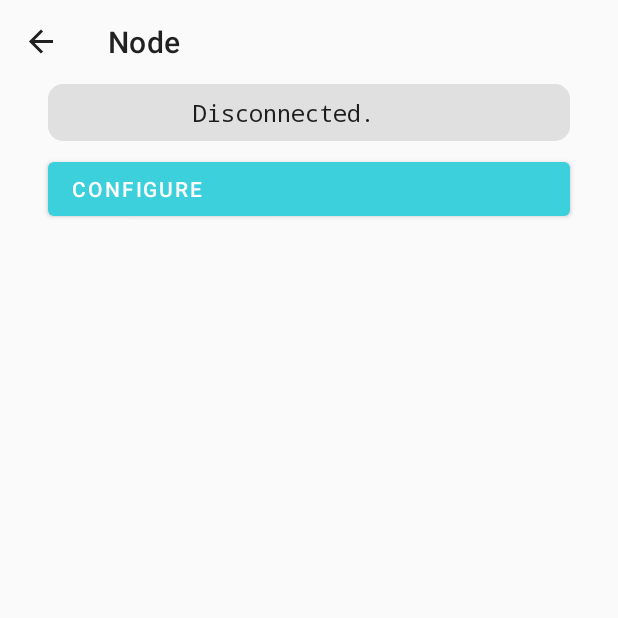
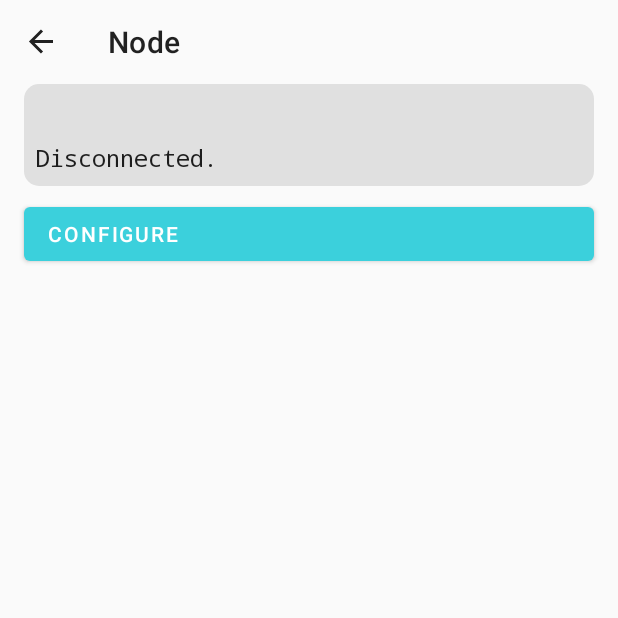
Before and after one commit to aeonguild/aeonwallet, an Android app: the NodeFragment screen opened through its navigation route, on a phone screen of 412 x 824 dp, the top half of it. Run offline under Robolectric (Android 15) with nearby library versions, the phone set to English and light mode, and no system bars; our stand-ins replace navigation-ui; 1 statement that could not run was skipped.

Commit message:
Various layout adjustments

```diff
--- a/app/src/main/java/com/aeon/app/ButtonActions.java
+++ b/app/src/main/java/com/aeon/app/ButtonActions.java
@@ -77,7 +77,7 @@ public class ButtonActions extends AppCompatActivity {
                         thread.start();
                         goToNewWalletFragment(v);
                         WalletContent.clearItems();
-                        WalletContent.addItem(new WalletContent.Item("", getResources().getString(R.string.text_loading_wallet)));
+                        WalletContent.addItem(new WalletContent.Item(getResources().getString(R.string.text_loading_wallet),"" ));
                         BackgroundThread.queueWallet(getFilesDir().getAbsolutePath() + "/wallet" + System.currentTimeMillis());
                         View walletFragmentLayout = findViewById(R.id.layout_wallet);
                         WalletFragment.openWalletView(walletFragmentLayout);
@@ -130,7 +130,7 @@ public class ButtonActions extends AppCompatActivity {
                             thread = new BackgroundThread();
                             thread.start();
                             WalletContent.clearItems();
-                            WalletContent.addItem(new WalletContent.Item("", getResources().getString(R.string.text_loading_wallet)));
+                            WalletContent.addItem(new WalletContent.Item(getResources().getString(R.string.text_loading_wallet),"" ));
                             BackgroundThread.queueWallet(getFilesDir().getAbsolutePath() + "/wallet" + System.currentTimeMillis(), seed, restoreHeight);
                             View walletFragmentLayout = (ConstraintLayout) findViewById(R.id.layout_wallet);
                             WalletFragment.openWalletView(walletFragmentLayout);
@@ -191,7 +191,7 @@ public class ButtonActions extends AppCompatActivity {
                             thread = new BackgroundThread();
                             thread.start();
                             WalletContent.clearItems();
-                            WalletContent.addItem(new WalletContent.Item("", getResources().getString(R.string.text_loading_wallet)));
+                            WalletContent.addItem(new WalletContent.Item(getResources().getString(R.string.text_loading_wallet),"" ));
                             BackgroundThread.queueWallet(getFilesDir().getAbsolutePath() + "/wallet" + System.currentTimeMillis(), account,view,spend, restoreHeight);
                             View walletFragmentLayout = (ConstraintLayout) findViewById(R.id.layout_wallet);
                             WalletFragment.openWalletView(walletFragmentLayout);
--- a/app/src/main/java/com/aeon/app/ui/recent/RecentAdapter.java
+++ b/app/src/main/java/com/aeon/app/ui/recent/RecentAdapter.java
@@ -45,6 +45,7 @@ public class RecentAdapter extends RecyclerView.Adapter<RecentAdapter.ViewHolder
     @Override
     public void onBindViewHolder(final ViewHolder holder, int position) {
         holder.mItem = mValues.get(position);
+        holder.mDateView.setText(String.valueOf(new java.util.Date((long)holder.mItem.timestamp*1000)));
         holder.mDirectionView.setText(String.valueOf(holder.mItem.direction));
         holder.mIdView.setText(String.valueOf(holder.mItem.height));
         holder.mContentView.setText(String.valueOf(holder.mItem.amount.toPlainString()));
@@ -60,11 +61,13 @@ public class RecentAdapter extends RecyclerView.Adapter<RecentAdapter.ViewHolder
         public final TextView mIdView;
         public final TextView mContentView;
         public final TextView mDirectionView;
+        public final TextView mDateView;
         public TransactionInfo mItem;
 
         public ViewHolder(View view) {
             super(view);
             mView = view;
+            mDateView = (TextView) view.findViewById(R.id.date);
             mIdView = (TextView) view.findViewById(R.id.item_number);
             mContentView = (TextView) view.findViewById(R.id.name);
             mDirectionView = (TextView) view.findViewById(R.id.direction);
--- a/app/src/main/res/layout/fragment_node.xml
+++ b/app/src/main/res/layout/fragment_node.xml
@@ -14,8 +14,8 @@
             layout="@layout/layout_node_list"
             android:layout_width="match_parent"
             android:layout_height="0dp"
-            android:layout_marginStart="32dp"
-            android:layout_marginEnd="32dp"
+            android:layout_marginStart="16dp"
+            android:layout_marginEnd="16dp"
             android:visibility="visible"
             app:layout_constraintEnd_toEndOf="parent"
             app:layout_constraintStart_toStartOf="parent"
@@ -25,17 +25,15 @@
             android:id="@+id/button_configure_connection"
             android:layout_width="0dp"
             android:layout_height="wrap_content"
-            android:layout_marginStart="32dp"
             android:layout_marginTop="8dp"
-            android:layout_marginEnd="32dp"
             android:layout_marginBottom="32dp"
             android:onClick="configureConnection"
             android:text="@string/button_configure"
             android:textAlignment="textStart"
             android:theme="@style/Button.On"
             app:layout_constraintBottom_toBottomOf="parent"
-            app:layout_constraintEnd_toEndOf="parent"
-            app:layout_constraintStart_toStartOf="parent"
+            app:layout_constraintEnd_toEndOf="@+id/rv_node_info_list"
+            app:layout_constraintStart_toStartOf="@+id/rv_node_info_list"
             app:layout_constraintTop_toBottomOf="@+id/rv_node_info_list"
             app:layout_constraintVertical_bias="0.0" />
 
--- a/app/src/main/res/layout/fragment_recent.xml
+++ b/app/src/main/res/layout/fragment_recent.xml
@@ -11,9 +11,8 @@
             layout="@layout/layout_recent_list"
             android:layout_width="match_parent"
             android:layout_height="0dp"
-            android:layout_marginStart="32dp"
-            android:layout_marginTop="16dp"
-            android:layout_marginEnd="32dp"
+            android:layout_marginStart="16dp"
+            android:layout_marginEnd="16dp"
             app:layout_constraintBottom_toBottomOf="parent"
             app:layout_constraintEnd_toEndOf="parent"
             app:layout_constraintStart_toStartOf="parent"
--- a/app/src/main/res/layout/layout_node_item.xml
+++ b/app/src/main/res/layout/layout_node_item.xml
@@ -2,22 +2,22 @@
 <LinearLayout xmlns:android="http://schemas.android.com/apk/res/android"
     android:layout_width="match_parent"
     android:layout_height="wrap_content"
-    android:orientation="horizontal">
+    android:orientation="vertical">
 
     <TextView
         android:id="@+id/item_number"
-        android:layout_width="0dp"
+        android:layout_width="match_parent"
         android:layout_height="wrap_content"
         android:layout_margin="4dp"
+        android:textAllCaps="false"
         android:textAppearance="?attr/textAppearanceListItem"
-        android:layout_weight=".25"/>
+        android:textStyle="bold|italic" />
 
     <TextView
         android:id="@+id/name"
-        android:layout_width="0dp"
+        android:layout_width="match_parent"
         android:layout_height="wrap_content"
         android:layout_margin="4dp"
-        android:layout_weight=".75"
         android:fontFamily="monospace"
         android:selectAllOnFocus="true"
         android:textAppearance="?attr/textAppearanceListItem"
--- a/app/src/main/res/layout/layout_recent_list.xml
+++ b/app/src/main/res/layout/layout_recent_list.xml
@@ -6,8 +6,8 @@
     android:name="com.ivoryguru.yottawallet.ui.notifications.RecentFragment"
     android:layout_width="match_parent"
     android:layout_height="match_parent"
-    android:layout_marginLeft="16dp"
-    android:layout_marginRight="16dp"
+    android:layout_marginLeft="0dp"
+    android:layout_marginRight="0dp"
     app:layoutManager="LinearLayoutManager"
     tools:context=".ui.recent.RecentFragment"
     tools:listitem="@layout/layout_recent_item" />
--- a/app/src/main/res/layout/layout_wallet_item.xml
+++ b/app/src/main/res/layout/layout_wallet_item.xml
@@ -9,8 +9,9 @@
         android:layout_width="match_parent"
         android:layout_height="wrap_content"
         android:layout_margin="4dp"
+        android:textAllCaps="false"
         android:textAppearance="?attr/textAppearanceListItem"
-        android:textStyle="bold" />
+        android:textStyle="bold|italic" />
 
     <TextView
         android:id="@+id/name"
```
Also changed, not shown: app/src/main/java/com/aeon/app/models/TransactionInfo.java (+10 -0 lines), app/src/main/res/layout/fragment_contact.xml (+10 -10 lines), app/src/main/res/layout/fragment_transfer.xml (+3 -4 lines), app/src/main/res/layout/fragment_wallet.xml (+4 -5 lines), app/src/main/res/layout/layout_contact_item.xml (+5 -4 lines), app/src/main/res/layout/layout_recent_item.xml (+18 -0 lines), 1 other file.
